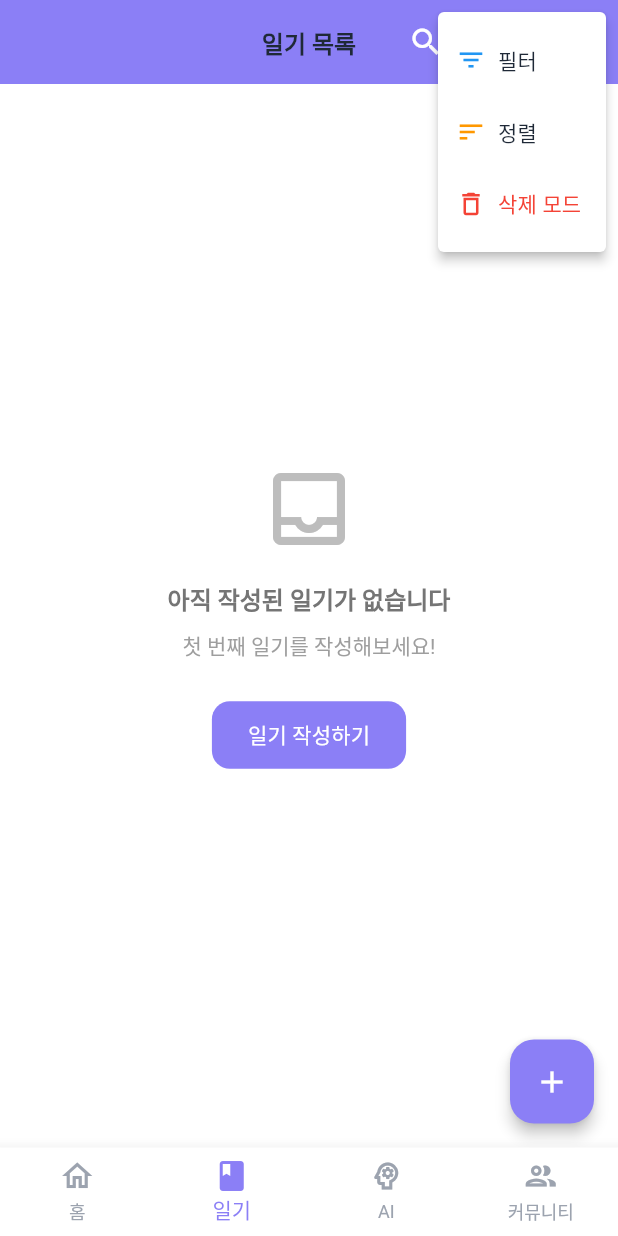
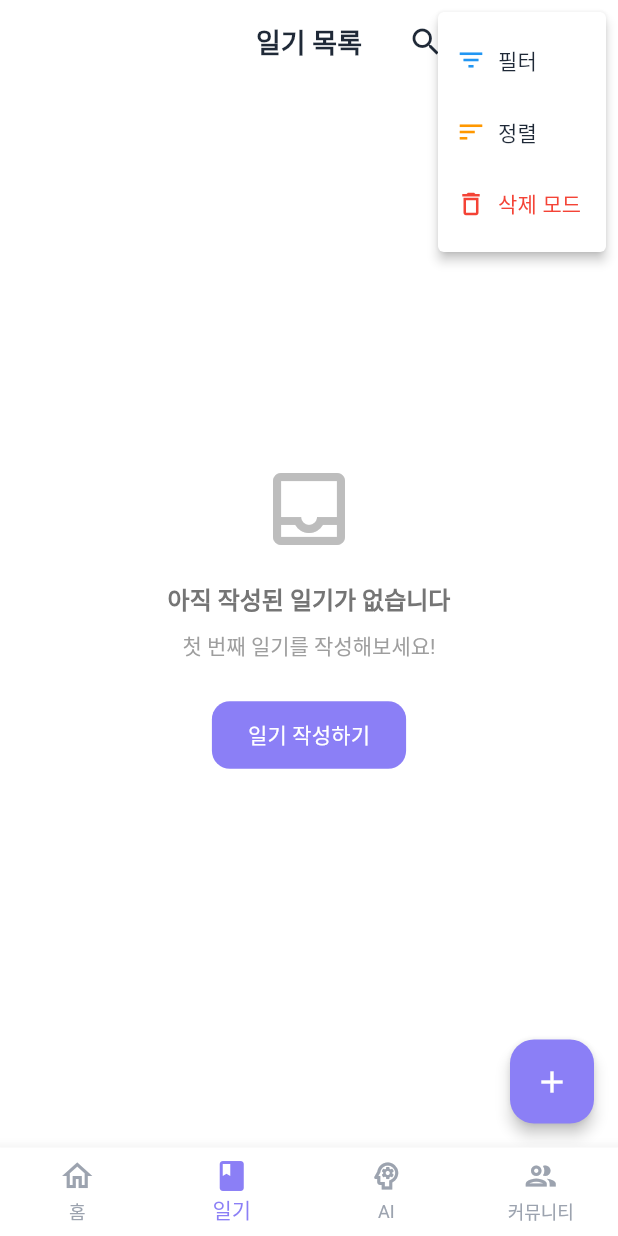
Before and after one commit to kdy5487/EmotiFlow, a Flutter app: the DiaryListPage screen opened by its route, after a tap on the "more vert" icon, on a phone screen of 412 x 824 dp. Run offline on Flutter 3.47's test engine with Material 3 defaults, Android fonts, the phone set to English and light mode, and no system bars; our stand-ins replace cloud_firestore, firebase_auth, firebase_core, firebase_messaging, firebase_storage, flutter_dotenv and 6 more; missing offline and left inert: audio_session; accounts and stored records are empty.

Commit message:
fix: 레이아웃 오류 수정 (RenderBox was not laid out)
main_shell.dart:
- Scaffold body에 SafeArea 추가

모달 바텀시트:
- isScrollControlled: false 설정
- backgroundColor: Colors.transparent
- Container decoration 적용
- Row crossAxisAlignment.stretch 제거

```diff
--- a/lib/features/diary/views/diary_list_page/widgets/diary_list_app_bar.dart
+++ b/lib/features/diary/views/diary_list_page/widgets/diary_list_app_bar.dart
@@ -1,6 +1,5 @@
 import 'package:flutter/material.dart';
 import 'package:flutter_riverpod/flutter_riverpod.dart';
-import 'package:emoti_flow/theme/app_theme.dart';
 import '../diary_list_view_model.dart';
 
 class DiaryListAppBar extends ConsumerWidget implements PreferredSizeWidget {
@@ -26,31 +25,39 @@ class DiaryListAppBar extends ConsumerWidget implements PreferredSizeWidget {
     final ui = ref.watch(diaryListUiProvider);
     final uiNotifier = ref.read(diaryListUiProvider.notifier);
 
+    final theme = Theme.of(context);
+
     return AppBar(
       leading: ui.isDeleteMode
           ? IconButton(
               onPressed: uiNotifier.exitDeleteMode,
               icon: const Icon(Icons.close),
               tooltip: '삭제 모드 종료',
+              color: theme.colorScheme.onSurface,
             )
           : null,
-      title: ui.isDeleteMode
-          ? Text(
-              '${ui.selectedEntryIds.length}개 선택',
-              style: const TextStyle(fontWeight: FontWeight.w600),
-            )
-          : const Text(
-              '일기 목록',
-              style: TextStyle(fontWeight: FontWeight.w600),
-            ),
-      backgroundColor: AppTheme.primary,
-      foregroundColor: Colors.white,
+      title: Text(
+        ui.isDeleteMode ? '${ui.selectedEntryIds.length}개 선택' : '일기 목록',
+        style: TextStyle(
+          color: theme.colorScheme.onSurface,
+          fontSize: 18,
+          fontWeight: FontWeight.w600,
+        ),
+      ),
+      centerTitle: true,
+      backgroundColor: theme.scaffoldBackgroundColor,
       elevation: 0,
+      iconTheme: IconThemeData(
+        color: theme.colorScheme.onSurface,
+      ),
       actions: ui.isDeleteMode
           ? [
               IconButton(
                 onPressed: ui.selectedEntryIds.isEmpty ? null : onConfirmDelete,
-                icon: const Icon(Icons.delete_outline),
+                icon: Icon(
+                  Icons.delete_outline,
+                  color: theme.colorScheme.onSurface,
+                ),
                 tooltip: '선택 삭제',
               ),
             ]
@@ -69,6 +76,7 @@ class DiaryListAppBar extends ConsumerWidget implements PreferredSizeWidget {
                 },
                 icon: Icon(
                   ui.isSearchActive ? Icons.close : Icons.search,
+                  color: theme.colorScheme.onSurface,
                 ),
                 tooltip: ui.isSearchActive ? '검색 닫기' : '검색',
               ),
@@ -76,6 +84,7 @@ class DiaryListAppBar extends ConsumerWidget implements PreferredSizeWidget {
                 onPressed: uiNotifier.toggleViewMode,
                 icon: Icon(
                   ui.isGridView ? Icons.view_list : Icons.grid_view,
+                  color: theme.colorScheme.onSurface,
                 ),
                 tooltip: ui.isGridView ? '리스트뷰로 전환' : '그리드뷰로 전환',
               ),
@@ -95,7 +104,10 @@ class DiaryListAppBar extends ConsumerWidget implements PreferredSizeWidget {
                         break;
                     }
                   },
-                  icon: const Icon(Icons.more_vert),
+                  icon: Icon(
+                    Icons.more_vert,
+                    color: theme.colorScheme.onSurface,
+                  ),
                   itemBuilder: (context) => [
                     const PopupMenuItem(
                       value: 'filter',
--- a/lib/features/home/widgets/daily_stamp_calendar.dart
+++ b/lib/features/home/widgets/daily_stamp_calendar.dart
@@ -58,7 +58,8 @@ class DailyStampCalendar extends StatelessWidget {
             // 스탬프 그리드
             Row(
               mainAxisAlignment: MainAxisAlignment.spaceAround,
-              children: stamps.map((stamp) => _buildStampItem(stamp, theme)).toList(),
+              children:
+                  stamps.map((stamp) => _buildStampItem(stamp, theme)).toList(),
             ),
           ],
         ),
--- a/lib/features/home/widgets/growth_visualization.dart
+++ b/lib/features/home/widgets/growth_visualization.dart
@@ -5,11 +5,13 @@ import '../models/growth_status.dart';
 class GrowthVisualization extends StatelessWidget {
   final GrowthStatus status;
   final VoidCallback? onTap;
+  final VoidCallback? onWriteButtonTap;
 
   const GrowthVisualization({
     super.key,
     required this.status,
     this.onTap,
+    this.onWriteButtonTap,
   });
 
   @override
@@ -64,6 +66,12 @@ class GrowthVisualization extends StatelessWidget {
 
             // 진행률 바
             if (status.currentLevel < 4) _buildProgressBar(theme),
+
+            // 일기 작성 버튼 (진행률 바 바로 아래)
+            if (onWriteButtonTap != null) ...[
+              const SizedBox(height: 16),
+              _buildWriteButton(theme),
+            ],
           ],
         ),
       ),
@@ -111,7 +119,6 @@ class GrowthVisualization extends StatelessWidget {
     );
   }
 
-
   Widget _buildProgressBar(ThemeData theme) {
     return Column(
       crossAxisAlignment: CrossAxisAlignment.start,
@@ -148,6 +155,34 @@ class GrowthVisualization extends StatelessWidget {
     );
   }
 
+  Widget _buildWriteButton(ThemeData theme) {
+    return GestureDetector(
+      onTap: onWriteButtonTap,
+      child: Container(
+        width: double.infinity,
+        padding: const EdgeInsets.symmetric(vertical: 14),
+        decoration: BoxDecoration(
+          color: _getStageColor(),
+          borderRadius: BorderRadius.circular(12),
+        ),
+        child: Row(
+          mainAxisAlignment: MainAxisAlignment.center,
+          children: [
+            const Icon(Icons.edit, color: Colors.white, size: 20),
+            const SizedBox(width: 8),
+            Text(
+              '오늘의 일기 작성하기',
+              style: theme.textTheme.bodyLarge?.copyWith(
+                color: Colors.white,
+                fontWeight: FontWeight.bold,
+              ),
+            ),
+          ],
+        ),
+      ),
+    );
+  }
+
   Color _getStageColor() {
     switch (status.currentLevel) {
       case 0:
--- a/lib/features/main/views/main_shell.dart
+++ b/lib/features/main/views/main_shell.dart
@@ -17,7 +17,9 @@ class MainShell extends ConsumerWidget {
     final isLoggedIn = authState.user != null;
 
     return Scaffold(
-      body: navigationShell,
+      body: SafeArea(
+        child: navigationShell,
+      ),
       bottomNavigationBar: BottomNavigationBar(
         type: BottomNavigationBarType.fixed,
         currentIndex: navigationShell.currentIndex,
--- a/lib/shared/constants/emotion_character_map.dart
+++ b/lib/shared/constants/emotion_character_map.dart
@@ -8,7 +8,7 @@ class EmotionCharacterMap {
   EmotionCharacterMap._();
 
   /// 대표 캐릭터 (감정 선택 전 기본 캐릭터)
-  static const String defaultCharacter = 'assets/images/characters/Emoti2.png';
+  static const String defaultCharacter = 'assets/images/characters/Emoti_logo_big.png';
 
   /// 감정별 캐릭터 이미지 매핑
   ///
--- a/pubspec.yaml
+++ b/pubspec.yaml
@@ -174,7 +174,7 @@ flutter:
 flutter_launcher_icons:
   android: true
   ios: true
-  image_path: "assets/images/characters/Emoti2.png"
+  image_path: "assets/images/characters/Emoti_logo_big.png"
   # Adaptive icon 비활성화하고 일반 아이콘만 사용 (확대 방지)
   # adaptive_icon_background: "#FFFFFF"
   # adaptive_icon_foreground: "assets/images/characters/Emoti2.png"
```
Also changed, not shown: lib/features/diary/views/diary_detail_page/widgets/detail_app_bar.dart (+23 -6 lines), lib/features/diary/views/diary_detail_page/widgets/detail_emotions_section.dart (+35 -3 lines), lib/features/diary/views/diary_list_page/diary_list_page.dart (+24 -23 lines), lib/features/diary/views/diary_list_page/widgets/diary_grid_card.dart (+37 -9 lines), lib/features/diary/views/diary_list_page/widgets/diary_list_card.dart (+11 -1 lines), lib/features/diary/views/diary_write_page/widgets/emotion_selector_section.dart (+19 -4 lines), lib/features/home/views/home_page.dart (+32 -22 lines), assets/images/characters/Emoti_logo_big.png (added), assets/images/characters/Emoti_logo_small.png (added), lib/features/home/models/growth_status.dart (line endings or trailing spaces), 3 other files.
